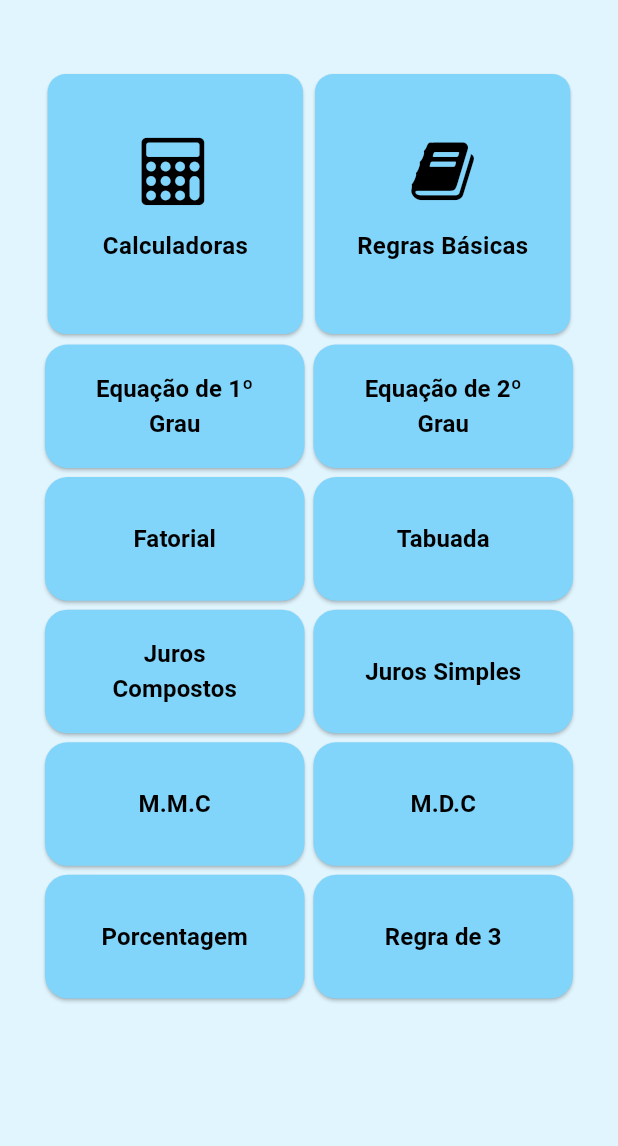
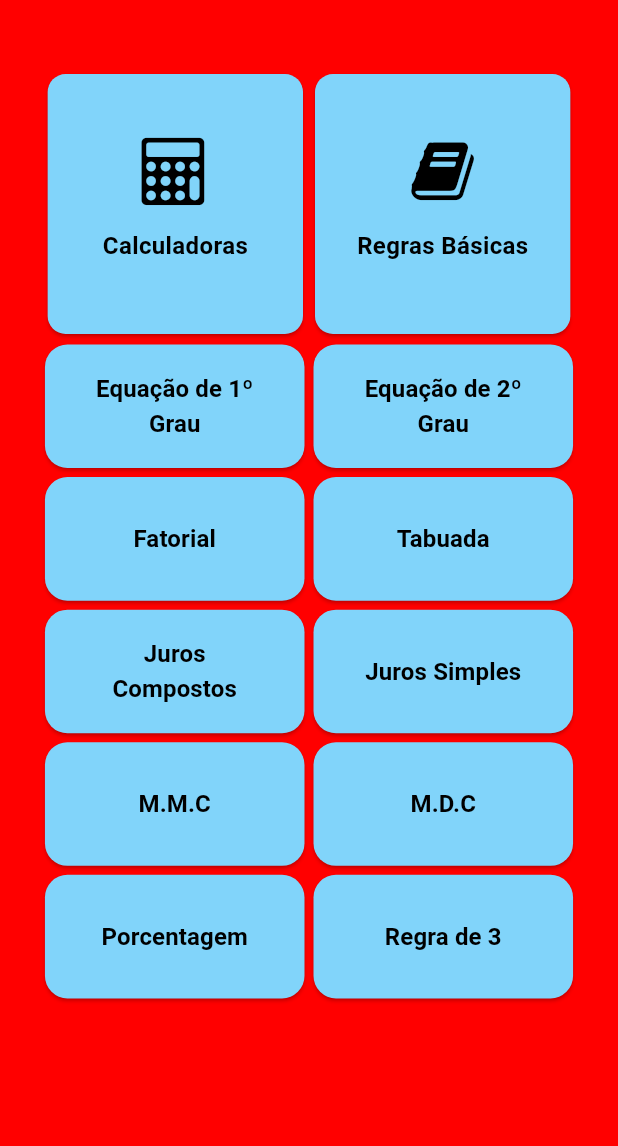
Before and after one commit to ricardo-gsilva/exemplifica-app, a Flutter app: the screen it shows after launch, on a phone screen of 412 x 824 dp, the part 90-1236 px from its top. Run offline on Flutter 3.47's test engine with Material 3 defaults, Android fonts, the light colour scheme and no system bars; our stand-ins replace package_info_plus.

Commit message:
alterando cor do background

```diff
--- a/lib/main.dart
+++ b/lib/main.dart
@@ -29,7 +29,7 @@ class ScreenExemplifica extends StatelessWidget {
     return MaterialApp(
       theme: ThemeData(
         iconTheme: IconThemeData(color: CoreColors.colorIcon),
-        scaffoldBackgroundColor: CoreColors.colorBackground,
+        scaffoldBackgroundColor: CoreColors.errorAlert,
         elevatedButtonTheme: ElevatedButtonThemeData(
           style: ElevatedButton.styleFrom(
             backgroundColor: CoreColors.btnBakcgroundColor,
```
